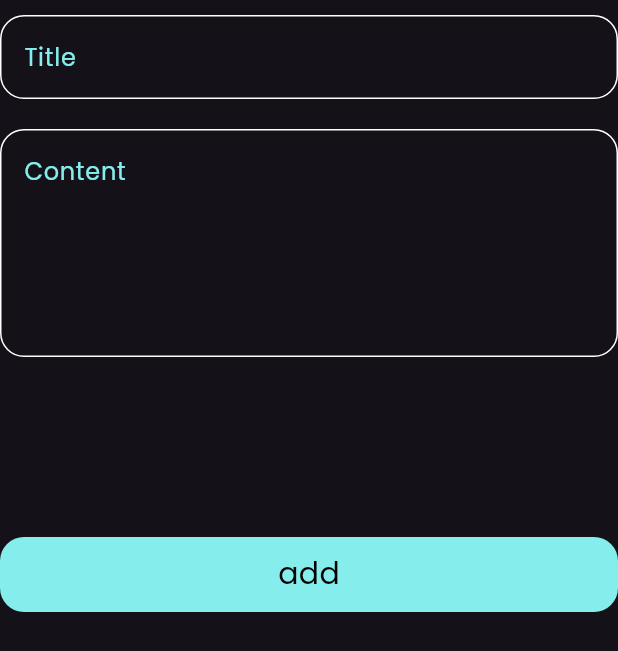
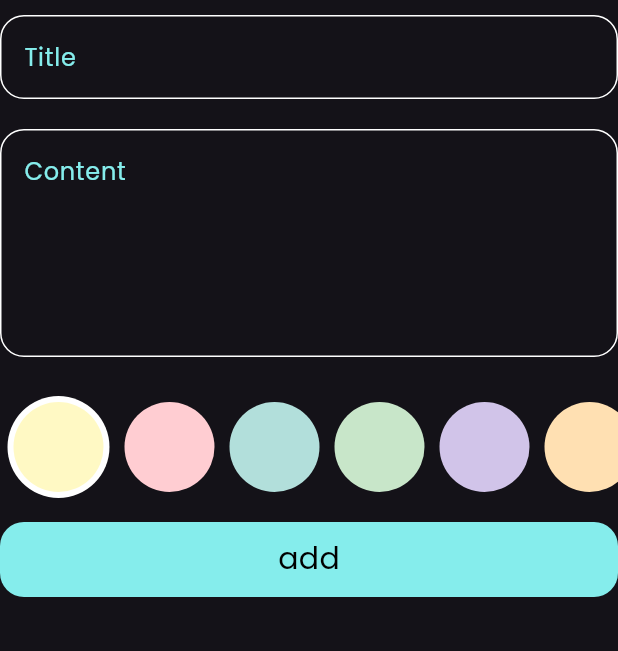
Before and after one commit to hagerawd/note_app, a Flutter app: the AddNoteForm widget shown alone on an empty page, opened directly, on a phone screen of 412 x 824 dp. Shown: the top 651 px of the screen. Run offline on Flutter 3.47's test engine with Material 3 defaults, Android fonts, the phone set to English and light mode, and no system bars; our stand-ins replace flutter_bloc, hive, hive_flutter, modal_progress_hud_nsn; accounts and stored records are empty.

Commit message:
colors list view

```diff
--- a/lib/views/widgets/AddNoteForm.dart
+++ b/lib/views/widgets/AddNoteForm.dart
@@ -5,6 +5,7 @@ import 'package:note_app/note_cubit/note_cubit.dart';
 import 'package:intl/intl.dart';
 import 'CustomButton.dart';
 import 'CustomTextField.dart';
+import 'colors_list_view.dart';
 class AddNoteForm extends StatefulWidget {
   const AddNoteForm({
     super.key,
@@ -34,7 +35,9 @@ class _AddNoteFormState extends State<AddNoteForm> {
             onSaved: (value){
               subTitle=value;
             },),
-          SizedBox(height: 110,),
+          SizedBox(height: 15,),
+          ColorsListView(),
+          SizedBox(height: 15,),
           BlocBuilder<NoteCubit,NoteState>(
             builder: (context,state) {
               return CustomButton(
@@ -56,7 +59,7 @@ class _AddNoteFormState extends State<AddNoteForm> {
                 }
               },);}
           ),
-          SizedBox(height: 25,)
+          SizedBox(height: 45,)
 
         ],
       ),
--- /dev/null
+++ b/lib/views/widgets/colors_list_view.dart
@@ -0,0 +1,67 @@
+import 'package:flutter/material.dart';
+class ColorsListView extends StatefulWidget {
+  const ColorsListView({super.key});
+
+  @override
+  State<ColorsListView> createState() => _ColorsListViewState();
+}
+
+class _ColorsListViewState extends State<ColorsListView> {
+  int currentIndex =0;
+  final colors = const [
+    Color(0xFFFFF9C4), // Soft Yellow
+    Color(0xFFFFCDD2), // Soft Pink
+    Color(0xFFB2DFDB), // Soft Teal
+    Color(0xFFC8E6C9), // Soft Green
+    Color(0xFFD1C4E9), // Soft Purple
+    Color(0xFFFFE0B2), // Soft Orange
+    Color(0xFFBBDEFB), // Soft Blue
+    Color(0xFFD7CCC8), // Soft Brown/Grey
+  ];
+  @override
+  Widget build(BuildContext context) {
+    return SizedBox(
+      height: 70,
+      child: ListView.builder(
+          itemCount: colors.length,
+          scrollDirection: Axis.horizontal,
+          itemBuilder: (context,index){
+        return GestureDetector(
+          onTap: (){
+            currentIndex= index;
+            setState(() {
+            });
+          },
+          child: Padding(
+            padding: const EdgeInsets.symmetric(horizontal: 5),
+            child: ColorItem(
+              color: colors[index],
+              isActive: currentIndex == index,
+            ),
+          ),
+        );
+      }),
+    );
+  }
+}
+class ColorItem extends StatelessWidget {
+  const ColorItem({super.key, required this.isActive, required this.color});
+final bool isActive;
+final Color color;
+  @override
+  Widget build(BuildContext context) {
+    return isActive ?
+    CircleAvatar(
+      backgroundColor: Colors.white,
+      radius: 34,
+      child: CircleAvatar(
+        backgroundColor: color,
+        radius: 30,
+      ),
+    )
+        : CircleAvatar(
+      backgroundColor: color,
+      radius: 30,
+    );
+  }
+}
```
